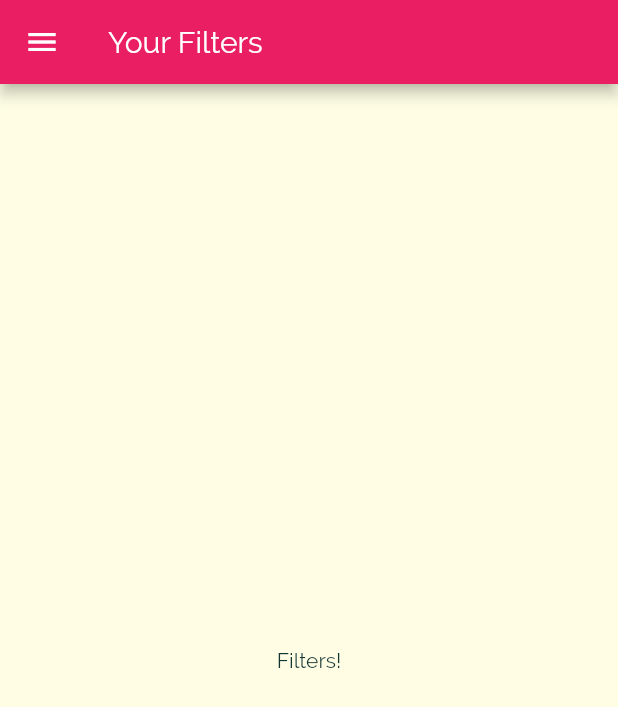
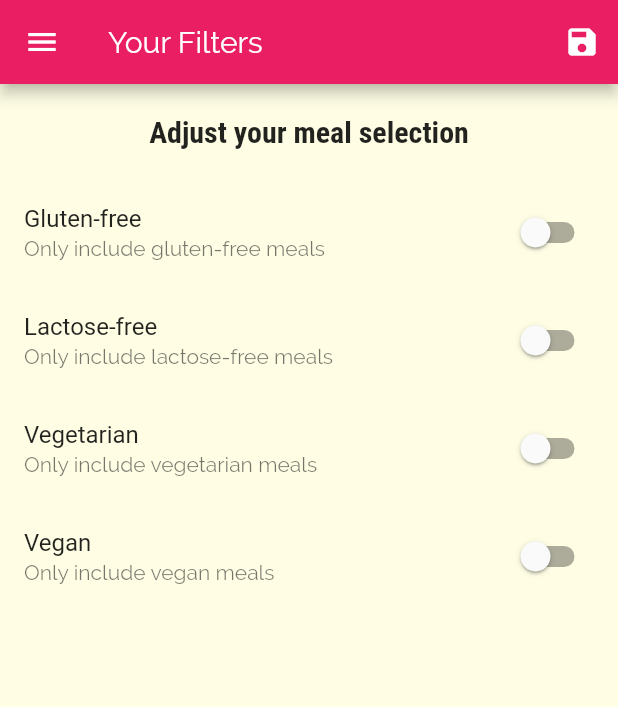
Before and after one commit to dhaliwaljas/flutter-delimeals-maxmillian, a Flutter app: the FiltersScreen screen opened by its route, on a phone screen of 412 x 824 dp. Shown: the top 707 px of the screen. Run offline on Flutter 3.47's test engine with Material 2 defaults, Android fonts, the phone set to English and light mode, and no system bars.

Commit message:
Section 7 - complete

```diff
--- a/lib/main.dart
+++ b/lib/main.dart
@@ -1,3 +1,4 @@
+import 'package:app_2/dummy_data.dart';
 import 'package:flutter/material.dart';
 
 import './screens/tabs_screen.dart';
@@ -5,10 +6,70 @@ import './screens/meal_detail_screen.dart';
 import './screens/category_meals_screen.dart';
 import './screens/filters_screen.dart';
 import './screens/categories_screen.dart';
+import 'models/meal.dart';
 
 void main() => runApp(MyApp());
 
-class MyApp extends StatelessWidget {
+class MyApp extends StatefulWidget {
+  @override
+  _MyAppState createState() => _MyAppState();
+}
+
+class _MyAppState extends State<MyApp> {
+  Map<String, bool> _filters = {
+    'gluten': false,
+    'lactose': false,
+    'vegan': false,
+    'vegetarian': false,
+  };
+
+  List<Meal> _availableMeals = DUMMY_MEALS;
+  List<Meal> _favoriteMeals = [];
+
+  void _setFilters(Map<String, bool> filterData) {
+    setState(() {
+      _filters = filterData;
+
+      _availableMeals = DUMMY_MEALS.where((meal) {
+        if (_filters['gluten'] && !meal.isGlutenFree) {
+          return false;
+        }
+        if (_filters['lactose'] && !meal.isLactoseFree) {
+          return false;
+        }
+        if (_filters['vegan'] && !meal.isVegan) {
+          return false;
+        }
+        if (_filters['vegetarian'] && !meal.isVegetarian) {
+          return false;
+        }
+        return true;
+      }).toList();
+    });
+  }
+
+  void _toggleFavorite(String mealId) {
+    final existingIndex =
+        _favoriteMeals.indexWhere((meal) => meal.id == mealId);
+    if (existingIndex >= 0) {
+      setState(() {
+        _favoriteMeals.removeAt(existingIndex);
+      });
+    } else {
+      setState(
+        () {
+          _favoriteMeals.add(
+            DUMMY_MEALS.firstWhere((meal) => meal.id == mealId),
+          );
+        },
+      );
+    }
+  }
+
+  bool _isMealFavorite(String id) {
+    return _favoriteMeals.any((meal) => meal.id == id);
+  }
+
   @override
   Widget build(BuildContext context) {
     return MaterialApp(
@@ -34,10 +95,14 @@ class MyApp extends StatelessWidget {
       // home: CategoriesScreen(),
       initialRoute: '/', // default is '/'
       routes: {
-        '/': (ctx) => TabsScreen(),
-        CategoryMealsScreen.routeName: (ctx) => CategoryMealsScreen(),
-        MealDetailScreen.routeName: (ctx) => MealDetailScreen(),
-        FiltersScreen.routeName: (ctx) => FiltersScreen(),
+        '/': (ctx) => TabsScreen(_favoriteMeals),
+        CategoryMealsScreen.routeName: (ctx) =>
+            CategoryMealsScreen(_availableMeals),
+        MealDetailScreen.routeName: (ctx) => MealDetailScreen(_toggleFavorite, _isMealFavorite),
+        FiltersScreen.routeName: (ctx) => FiltersScreen(
+              _filters,
+              _setFilters,
+            ),
       },
       onGenerateRoute: (settings) {
         print(settings.arguments);
@@ -49,7 +114,9 @@ class MyApp extends StatelessWidget {
         // return MaterialPageRoute(builder: (ctx) => CategoriesScreen(),);
       },
       onUnknownRoute: (settings) {
-        return MaterialPageRoute(builder: (ctx) => CategoriesScreen(),);
+        return MaterialPageRoute(
+          builder: (ctx) => CategoriesScreen(),
+        );
       },
     );
   }
--- a/lib/screens/category_meals_screen.dart
+++ b/lib/screens/category_meals_screen.dart
@@ -1,11 +1,14 @@
 import 'package:flutter/material.dart';
 
 import '../widgets/meal_item.dart';
-import '../dummy_data.dart';
 import '../models/meal.dart';
 
 class CategoryMealsScreen extends StatefulWidget {
   static const routeName = '/category-meals';
+
+  final List<Meal> availableMeals;
+
+  CategoryMealsScreen(this.availableMeals);
 
   @override
   _CategoryMealsScreenState createState() => _CategoryMealsScreenState();
@@ -29,7 +32,7 @@ class _CategoryMealsScreenState extends State<CategoryMealsScreen> {
           ModalRoute.of(context).settings.arguments as Map<String, String>;
       categoryTitle = routeArgs['title'];
       final categoryId = routeArgs['id'];
-      displayedMeals = DUMMY_MEALS.where((meal) {
+      displayedMeals = widget.availableMeals.where((meal) {
         return meal.categories.contains(categoryId);
       }).toList();
       _loadedInitData = true;
@@ -58,7 +61,6 @@ class _CategoryMealsScreenState extends State<CategoryMealsScreen> {
             duration: displayedMeals[index].duration,
             affordability: displayedMeals[index].affordability,
             complexity: displayedMeals[index].complexity,
-            removeItem: _removeMeal,
           );
         },
         itemCount: displayedMeals.length,
--- a/lib/screens/filters_screen.dart
+++ b/lib/screens/filters_screen.dart
@@ -1,19 +1,126 @@
+import 'package:app_2/widgets/main_drawer.dart';
 import 'package:flutter/material.dart';
 
-import '../widgets/main_drawer.dart';
+class FiltersScreen extends StatefulWidget {
+  static const routeName = '/filters';
 
-class FiltersScreen extends StatelessWidget {
-  static const routeName = '/filters';
+  final Map<String, bool> currentFilters;
+  final Function saveFilters;
+
+  FiltersScreen(
+    this.currentFilters,
+    this.saveFilters,
+  );
+
+  @override
+  _FiltersScreenState createState() => _FiltersScreenState();
+}
+
+class _FiltersScreenState extends State<FiltersScreen> {
+  bool _glutenFree = false;
+  bool _vegetarian = false;
+  bool _vegan = false;
+  bool _lactoseFree = false;
+
+  @override
+  initState() {
+    _glutenFree = widget.currentFilters['gluten'];
+    _lactoseFree = widget.currentFilters['lactose'];
+    _vegetarian = widget.currentFilters['vegetarian'];
+    _vegan = widget.currentFilters['vegan'];
+    super.initState();
+  }
+
+  Widget _buildSwitchListTile(
+    String title,
+    String description,
+    bool currentvalue,
+    Function updateValue,
+  ) {
+    return SwitchListTile(
+        title: Text(title),
+        value: currentvalue,
+        subtitle: Text(description),
+        onChanged: updateValue);
+  }
 
   @override
   Widget build(BuildContext context) {
     return Scaffold(
       appBar: AppBar(
         title: Text('Your Filters'),
+        actions: <Widget>[
+          IconButton(
+            icon: Icon(Icons.save),
+            onPressed: () {
+              final selectedFilters = {
+                'gluten': _glutenFree,
+                'lactose': _lactoseFree,
+                'vegan': _vegan,
+                'vegetarian': _vegetarian,
+              };
+              widget.saveFilters(selectedFilters);
+            },
+          ),
+        ],
       ),
       drawer: MainDrawer(),
-      body: Center(
-        child: Text('Filters!'),
+      body: Column(
+        children: <Widget>[
+          Container(
+            padding: EdgeInsets.all(20),
+            child: Text(
+              'Adjust your meal selection',
+              style: Theme.of(context).textTheme.title,
+            ),
+          ),
+          Expanded(
+            child: ListView(
+              children: <Widget>[
+                _buildSwitchListTile(
+                  'Gluten-free',
+                  'Only include gluten-free meals',
+                  _glutenFree,
+                  (newValue) {
+                    setState(() {
+                      _glutenFree = newValue;
+                    });
+                  },
+                ),
+                _buildSwitchListTile(
+                  'Lactose-free',
+                  'Only include lactose-free meals',
+                  _lactoseFree,
+                  (newValue) {
+                    setState(() {
+                      _lactoseFree = newValue;
+                    });
+                  },
+                ),
+                _buildSwitchListTile(
+                  'Vegetarian',
+                  'Only include vegetarian meals',
+                  _vegetarian,
+                  (newValue) {
+                    setState(() {
+                      _vegetarian = newValue;
+                    });
+                  },
+                ),
+                _buildSwitchListTile(
+                  'Vegan',
+                  'Only include vegan meals',
+                  _vegan,
+                  (newValue) {
+                    setState(() {
+                      _vegan = newValue;
+                    });
+                  },
+                ),
+              ],
+            ),
+          )
+        ],
       ),
     );
   }
--- a/lib/widgets/meal_item.dart
+++ b/lib/widgets/meal_item.dart
@@ -10,7 +10,6 @@ class MealItem extends StatelessWidget {
   final int duration;
   final Complexity complexity;
   final Affordability affordability;
-  final Function removeItem;
 
   MealItem(
       {@required this.id,
@@ -18,8 +17,7 @@ class MealItem extends StatelessWidget {
       @required this.imageUrl,
       @required this.affordability,
       @required this.complexity,
-      @required this.duration,
-      @required this.removeItem});
+      @required this.duration});
 
   String get complexityText {
     switch (complexity) {
@@ -61,7 +59,7 @@ class MealItem extends StatelessWidget {
     )
         .then((result) {
       if (result != null) {
-        removeItem(result);
+        // removeItem(result);
       }
     });
   }
```
Also changed, not shown: lib/screens/favorites_screen.dart (+25 -3 lines), lib/screens/meal_detail_screen.dart (+7 -4 lines), lib/screens/tabs_screen.dart (+14 -3 lines).
